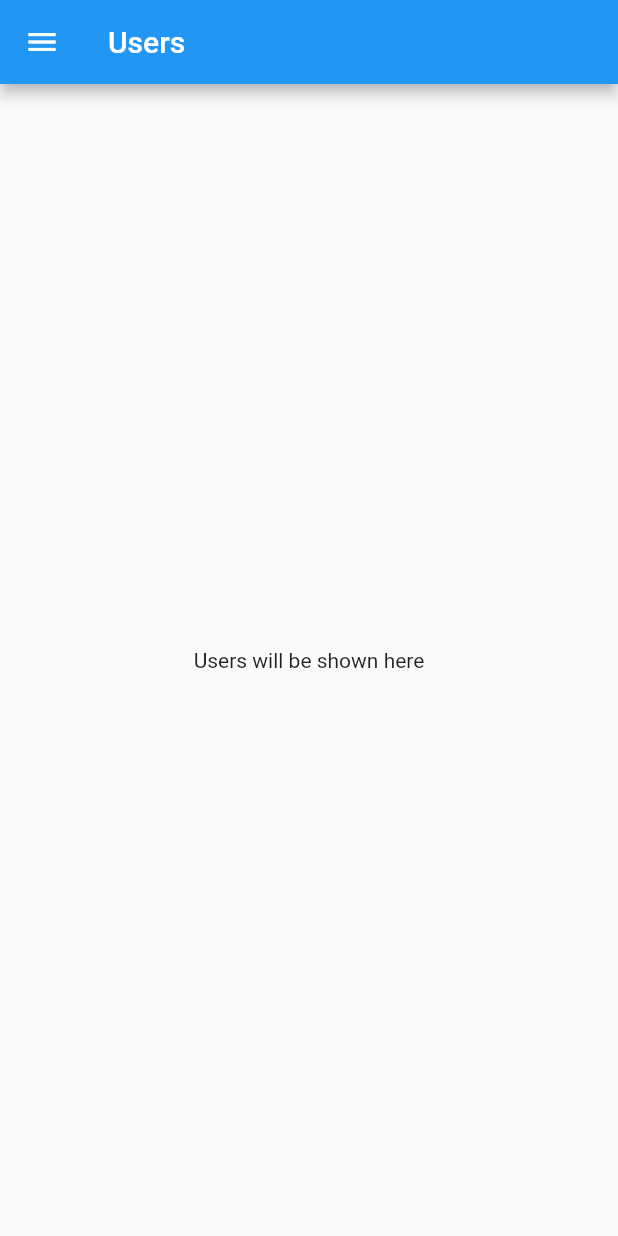
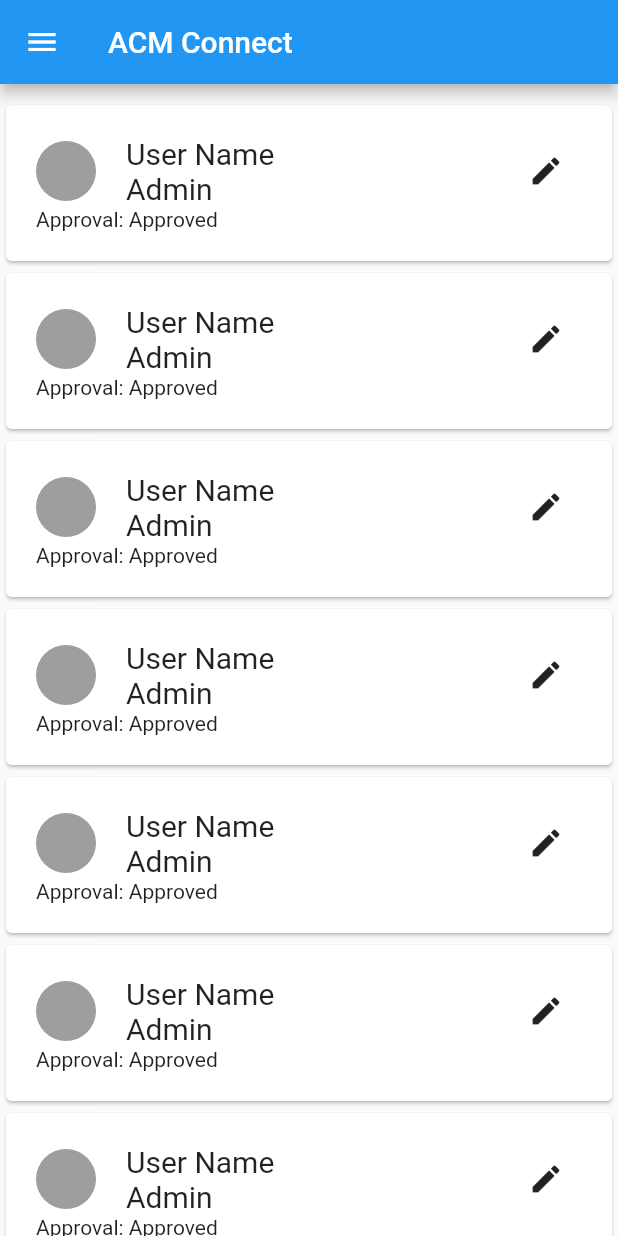
Before and after one commit to CykoDev/T-Connect, a Flutter app: the UsersScreen screen opened by its route, on a phone screen of 412 x 824 dp. Run offline on Flutter 3.47's test engine with Material 2 defaults, Android fonts, the phone set to English and light mode, and no system bars; network calls fail.

Commit message:
updated users_screen and added user_item widget

```diff
--- a/lib/screens/users_screen.dart
+++ b/lib/screens/users_screen.dart
@@ -1,6 +1,7 @@
 import 'package:flutter/material.dart';
 
 import '../widgets/main_drawer.dart';
+import '../widgets/user_item.dart';
 
 class UsersScreen extends StatelessWidget {
   static String routeName = '/users';
@@ -9,10 +10,24 @@ class UsersScreen extends StatelessWidget {
   Widget build(BuildContext context) {
     return Scaffold(
       appBar: AppBar(
-        title: Text('Users'),
+        title: Text('ACM Connect'),
       ),
-      body: Center(
-        child: Text('Users will be shown here'),
+      body: Container(
+        child: ListView(
+          children: <Widget>[
+            SizedBox(
+              height: 10,
+            ),
+            UserItem(),
+            UserItem(),
+            UserItem(),
+            UserItem(),
+            UserItem(),
+            UserItem(),
+            UserItem(),
+            UserItem(),
+          ],
+        ),
       ),
       drawer: MainDrawer(),
     );
--- /dev/null
+++ b/lib/widgets/user_item.dart
@@ -0,0 +1,61 @@
+import 'package:flutter/material.dart';
+
+class UserItem extends StatelessWidget {
+  @override
+  Widget build(BuildContext context) {
+    return GestureDetector(
+      onTap: () {},
+      child: Card(
+        child: Container(
+          padding: EdgeInsets.all(20),
+          child: Column(
+            crossAxisAlignment: CrossAxisAlignment.start,
+            children: <Widget>[
+              Row(
+                children: <Widget>[
+                  Container(
+                    child: CircleAvatar(
+                      backgroundColor: Colors.grey,
+                    ),
+                  ),
+                  SizedBox(
+                    width: 20,
+                  ),
+                  Column(
+                    crossAxisAlignment: CrossAxisAlignment.start,
+                    children: <Widget>[
+                      Text(
+                        'User Name',
+                        style: TextStyle(
+                          fontSize: 20,
+                        ),
+                      ),
+                      Text(
+                        'Admin',
+                        style: TextStyle(
+                          fontSize: 20,
+                        ),
+                      ),
+                    ],
+                  ),
+                  Expanded(
+                    child: Row(
+                      mainAxisAlignment: MainAxisAlignment.end,
+                      children: <Widget>[
+                        IconButton(
+                          icon: Icon(Icons.edit),
+                          onPressed: () {},
+                        ),
+                      ],
+                    ),
+                  ),
+                ],
+              ),
+              Text('Approval: Approved'),
+            ],
+          ),
+        ),
+      ),
+    );
+  }
+}
```
